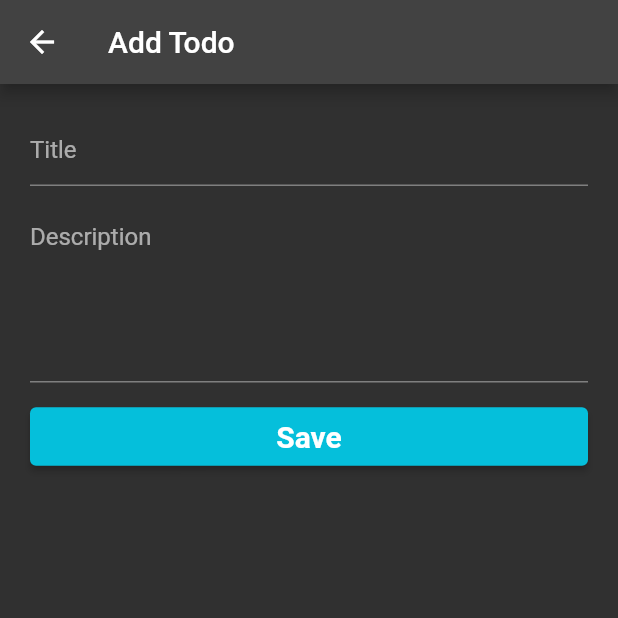
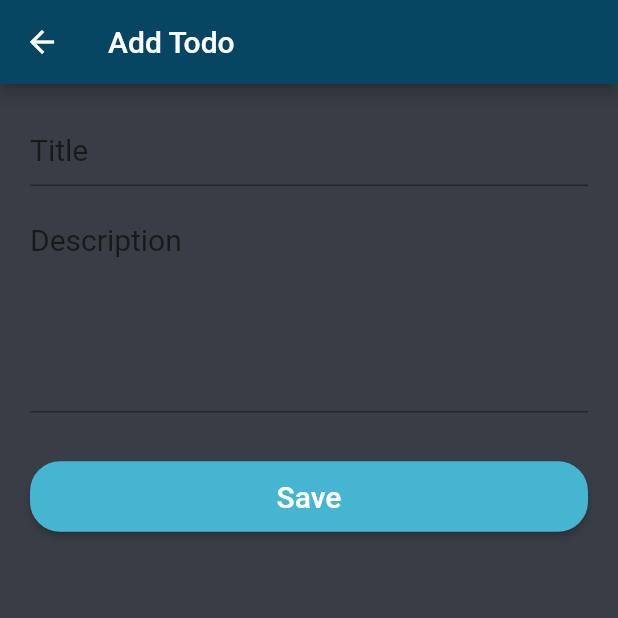
Before and after one commit to Navid-Rahman/ToDoApp_Flutter-REST_API-, a Flutter app: the screen it shows after launch, after a tap on "Add Todo", on a phone screen of 412 x 824 dp, the top half of it. Run offline on Flutter 3.47's test engine with Material 2 defaults, Android fonts, the phone set to English and light mode, and no system bars; network calls fail.

Commit message:
UI theme changed and updated

```diff
--- a/lib/main.dart
+++ b/lib/main.dart
@@ -1,5 +1,6 @@
 import 'package:flutter/material.dart';
 import 'package:todo_restapi_flutter/screens/home_page.dart';
+import 'utils/theme.dart';
 
 void main() {
   runApp(const MyApp());
@@ -11,7 +12,7 @@ class MyApp extends StatelessWidget {
   @override
   Widget build(BuildContext context) {
     return MaterialApp(
-      theme: ThemeData.dark(),
+      theme: myAppTheme(),
       debugShowCheckedModeBanner: false,
       home: const HomePage(),
     );
--- a/lib/screens/add_task.dart
+++ b/lib/screens/add_task.dart
@@ -115,18 +115,14 @@ class _AddTodoPageState extends State<AddTodoPage> {
             maxLines: 8,
           ),
           const SizedBox(
-            height: 12,
+            height: 32,
           ),
           ElevatedButton(
             onPressed: isEdit ? updateData : saveData,
-            style: ElevatedButton.styleFrom(
-                backgroundColor: const Color(0xFF05BFDB),
-                padding: const EdgeInsets.all(8)),
             child: Text(
               isEdit ? 'Update' : 'Save',
               style: const TextStyle(
                 fontSize: 20,
-                fontWeight: FontWeight.bold,
               ),
             ),
           ),
--- a/lib/screens/home_page.dart
+++ b/lib/screens/home_page.dart
@@ -41,10 +41,9 @@ class _HomePageState extends State<HomePage> {
             ),
             child: ListView.builder(
               itemCount: items.length,
-              padding: EdgeInsets.all(8),
+              padding: const EdgeInsets.all(8),
               itemBuilder: (context, index) {
                 final item = items[index] as Map;
-                final id = item['_id'] as String;
                 return TodoCard(
                   index: index,
                   item: item,
@@ -69,14 +68,14 @@ class _HomePageState extends State<HomePage> {
             fontWeight: FontWeight.w500,
           ),
         ),
-        backgroundColor: const Color(0xFF05BFDB),
+        // backgroundColor: const Color(0xFF05BFDB),
       ),
     );
   }
 
   Future<void> navigateToAddPage() async {
     final route = MaterialPageRoute(
-      builder: (context) => AddTodoPage(),
+      builder: (context) => const AddTodoPage(),
     );
     await Navigator.push(context, route);
     setState(() {
--- /dev/null
+++ b/lib/utils/theme.dart
@@ -0,0 +1,46 @@
+import 'package:flutter/material.dart';
+
+ThemeData myAppTheme() {
+  return ThemeData(
+    appBarTheme: const AppBarTheme(color: Color(0xFF064663)),
+    canvasColor: const Color(0xFF393E46),
+    hintColor: const Color(0xFF191919),
+    brightness:
+        Brightness.light, // Set the overall brightness of the app (light theme)
+
+    textTheme: const TextTheme(
+      titleMedium: TextStyle(fontSize: 20, color: Color(0xFF04293A)),
+      bodySmall: TextStyle(fontSize: 16, color: Color(0xFF064663)),
+    ),
+    cardTheme: CardTheme(
+      color: const Color(0xFFEEEEEE), // Card background color
+      shape: RoundedRectangleBorder(
+        borderRadius: BorderRadius.circular(12),
+      ), // Card shape
+    ),
+    inputDecorationTheme: const InputDecorationTheme(
+      //border: OutlineInputBorder(), // Border for input fields
+      //filled: true, // Fill the input field background
+      fillColor: Color(0xFFEEEEEE), // Input field background color
+    ),
+    floatingActionButtonTheme: FloatingActionButtonThemeData(
+      backgroundColor: const Color(0xFF46B5D1),
+      extendedPadding: const EdgeInsets.symmetric(horizontal: 20, vertical: 10),
+      shape: RoundedRectangleBorder(
+        borderRadius: BorderRadius.circular(20),
+      ),
+    ),
+    elevatedButtonTheme: ElevatedButtonThemeData(
+      style: ElevatedButton.styleFrom(
+        backgroundColor: const Color(0xFF46B5D1),
+        shape: RoundedRectangleBorder(
+          borderRadius: BorderRadius.circular(20),
+        ),
+        padding: const EdgeInsets.all(12),
+      ),
+    ),
+    listTileTheme: const ListTileThemeData(
+      iconColor: Color(0xFF1F4287),
+    ),
+  );
+}
--- a/lib/widget/todo_card.dart
+++ b/lib/widget/todo_card.dart
@@ -19,6 +19,8 @@ class TodoCard extends StatelessWidget {
     return Card(
       child: ListTile(
         leading: CircleAvatar(
+          backgroundColor: const Color(0xFF46B5D1),
+          foregroundColor: const Color(0xFFFFFFFF),
           child: Text('${index + 1}'),
         ),
         title: Text(
```
